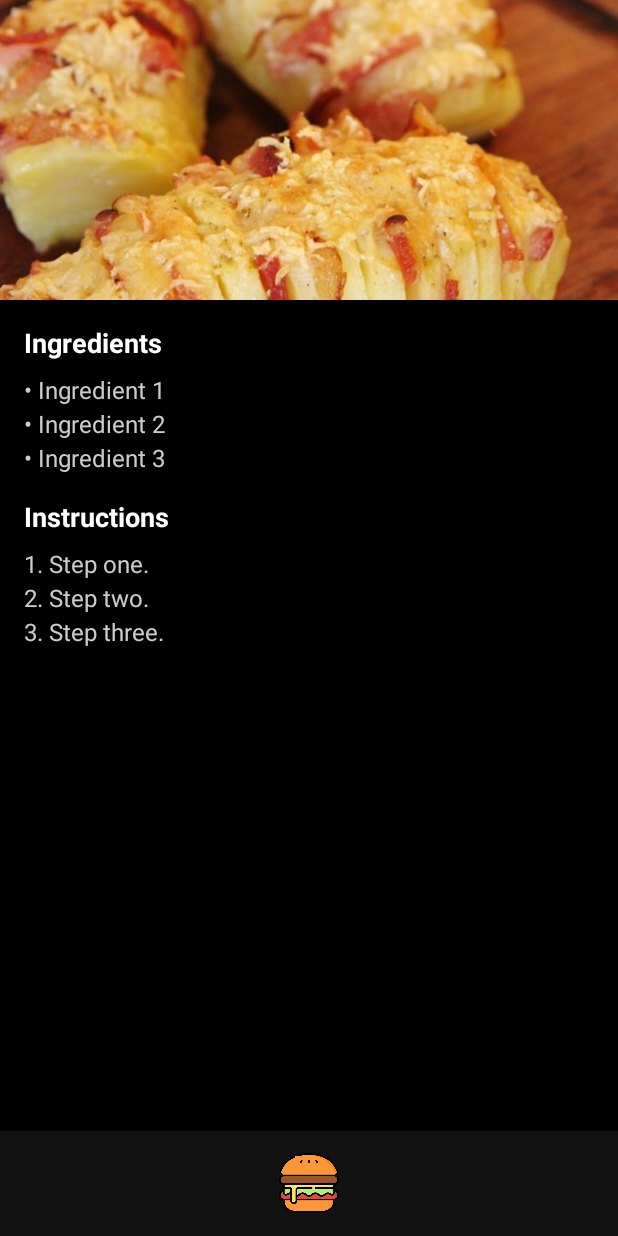
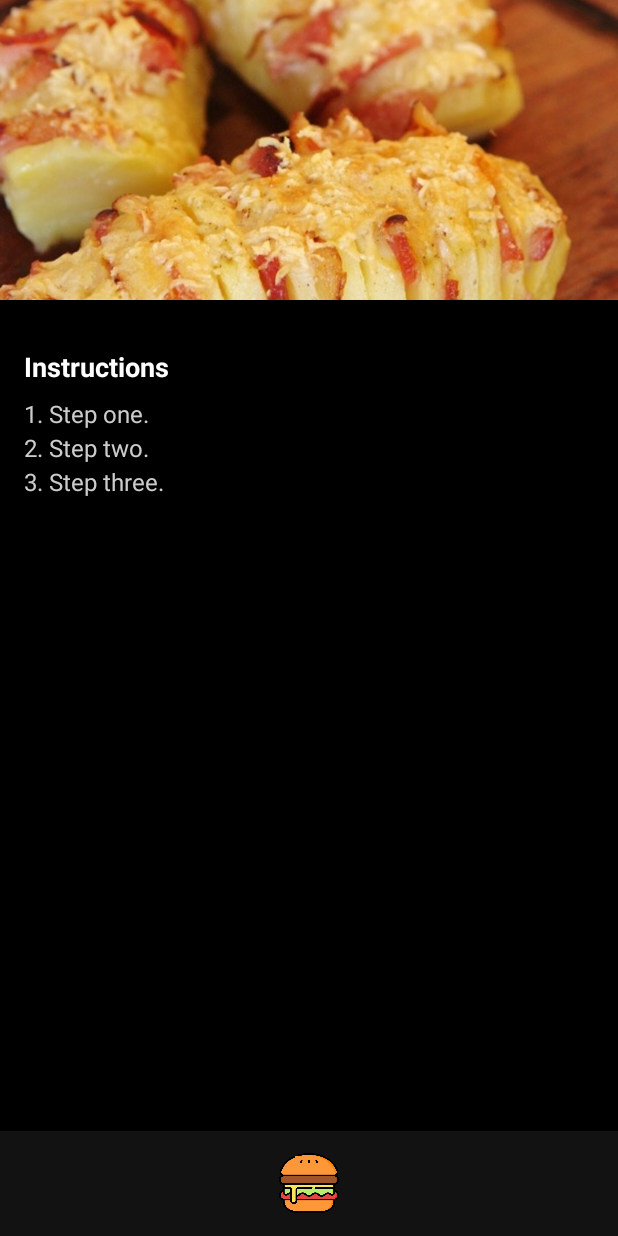
Before and after one commit to GuilhermeBasei/ReceitasTOK, an Android app: the RecipeDetailsActivity screen opened directly, with no data from a screen before it, on a phone screen of 412 x 824 dp. Run offline under Robolectric (Android 15) with nearby library versions, the phone set to English and light mode, and no system bars; 1 statement that could not run was skipped.

Commit message:
Remoção ingredientes

```diff
--- a/app/src/main/res/layout/activity_recipe_details.xml
+++ b/app/src/main/res/layout/activity_recipe_details.xml
@@ -37,24 +37,6 @@
             android:padding="16dp">
 
             <!-- Ingredients section -->
-            <TextView
-                android:id="@+id/ingredientsTitle"
-                android:layout_width="wrap_content"
-                android:layout_height="wrap_content"
-                android:text="Ingredients"
-                android:textColor="#FFFFFF"
-                android:textSize="18sp"
-                android:textStyle="bold"
-                android:paddingBottom="8dp" />
-
-            <TextView
-                android:id="@+id/ingredientsText"
-                android:layout_width="wrap_content"
-                android:layout_height="wrap_content"
-                android:text="• Ingredient 1\n• Ingredient 2\n• Ingredient 3"
-                android:textColor="#CCCCCC"
-                android:textSize="16sp"
-                android:lineSpacingExtra="4dp" />
 
             <!-- Spacer -->
             <View
```
